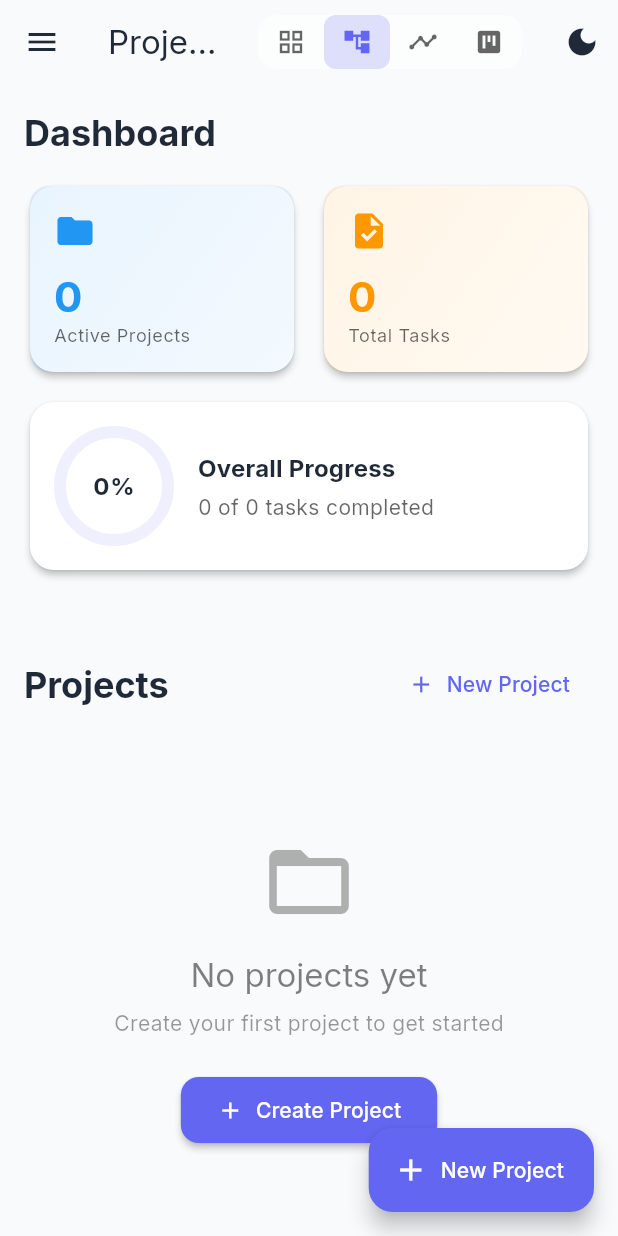
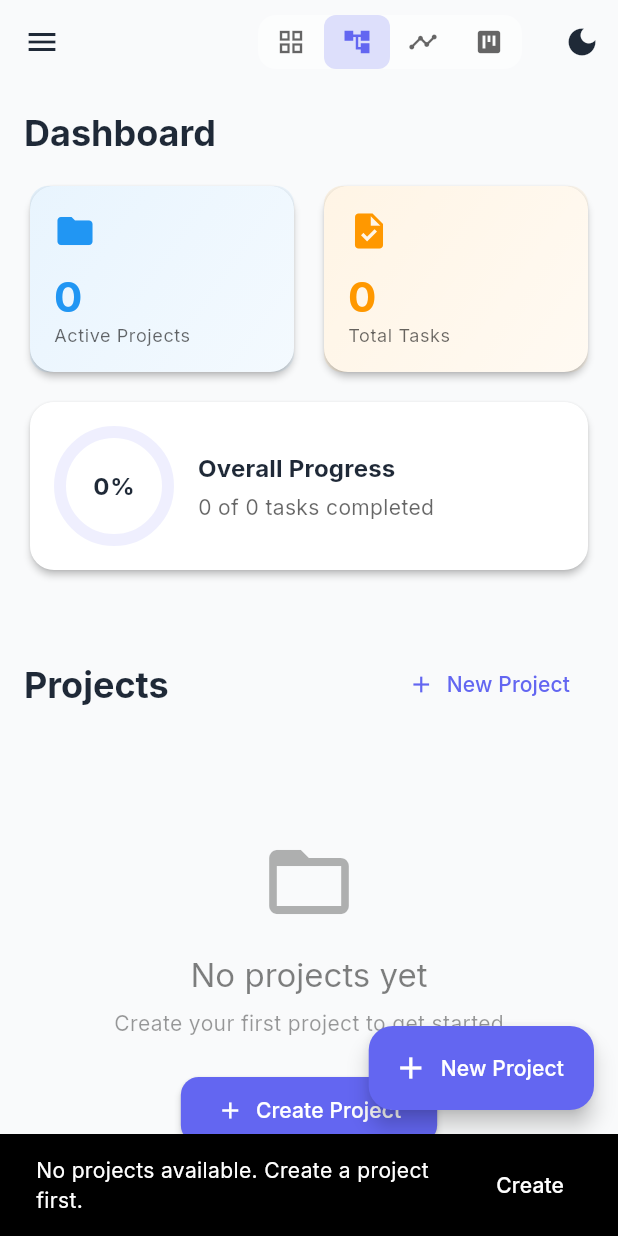
Before and after one commit to YoboZorle/countdown_dev, a Flutter app: the screen it shows after launch, after a tap on the "account tree" icon, on a phone screen of 412 x 824 dp. Run offline on Flutter 3.47's test engine with Material 3 defaults, Android fonts, the phone set to English and light mode, and no system bars; drawn by our look-alikes of flutter_animate, percent_indicator; our stand-ins replace google_fonts, shared_preferences, sqflite, timeline_tile; accounts and stored records are empty.

Commit message:
fixed tabs update

```diff
--- a/lib/screens/board_screen.dart
+++ b/lib/screens/board_screen.dart
@@ -1,11 +1,8 @@
 import 'package:flutter/material.dart';
-import 'package:flutter_animate/flutter_animate.dart';
 import 'package:provider/provider.dart';
-import 'package:drag_and_drop_lists/drag_and_drop_lists.dart';
 import '../providers/project_provider.dart';
 import '../models/project.dart';
 import '../models/task_node.dart';
-import '../widgets/board_column_widget.dart';
 import 'task_detail_screen.dart';
 
 class BoardScreen extends StatefulWidget {
--- a/lib/screens/home_screen.dart
+++ b/lib/screens/home_screen.dart
@@ -14,6 +14,7 @@ import 'create_project_screen.dart';
 import 'project_tree_screen.dart';
 import 'timeline_screen.dart';
 import 'board_screen.dart';
+import 'task_detail_screen.dart';
 
 class HomeScreen extends StatelessWidget {
   const HomeScreen({super.key});
@@ -28,7 +29,7 @@ class HomeScreen extends StatelessWidget {
     return Scaffold(
       drawer: const CustomDrawer(),
       appBar: AppBar(
-        title: const Text('Project Tree'),
+        // title: const Text('Project Tree'),
         centerTitle: false,
         actions: [
           // Improved View Toggle with Icon Buttons
@@ -184,14 +185,7 @@ class HomeScreen extends StatelessWidget {
                               project: project,
                               onTap: () {
                                 projectProvider.selectProject(project);
-                                Navigator.push(
-                                  context,
-                                  MaterialPageRoute(
-                                    builder: (_) => ProjectTreeScreen(
-                                      project: project,
-                                    ),
-                                  ),
-                                );
+                                _navigateToView(context, viewProvider.currentView, project);
                               },
                             ).animate()
                                 .fadeIn(delay: (50 * index).ms)
@@ -217,6 +211,38 @@ class HomeScreen extends StatelessWidget {
         label: const Text('New Project'),
       ).animate().scale(duration: 300.ms),
     );
+  }
+
+  void _navigateToView(BuildContext context, ViewType viewType, Project project) {
+    switch (viewType) {
+      case ViewType.tree:
+        Navigator.push(
+          context,
+          MaterialPageRoute(
+            builder: (_) => ProjectTreeScreen(project: project),
+          ),
+        );
+        break;
+      case ViewType.timeline:
+        Navigator.push(
+          context,
+          MaterialPageRoute(
+            builder: (_) => TimelineScreen(project: project),
+          ),
+        );
+        break;
+      case ViewType.board:
+        Navigator.push(
+          context,
+          MaterialPageRoute(
+            builder: (_) => BoardScreen(project: project),
+          ),
+        );
+        break;
+      case ViewType.grid:
+        // Already on grid view (home screen)
+        break;
+    }
   }
 
   Widget _buildDashboard(BuildContext context, ProjectProvider provider) {
@@ -376,44 +402,90 @@ class HomeScreen extends StatelessWidget {
       message: tooltip,
       child: InkWell(
         onTap: () {
+          // Always update the view type
           viewProvider.setView(viewType);
 
-          // Navigate to appropriate screen if a project is selected
-          if (projectProvider.selectedProject != null && viewType != ViewType.grid) {
-            switch (viewType) {
-              case ViewType.tree:
+          // Handle navigation based on view type
+          if (viewType == ViewType.grid) {
+            // Grid view is the home screen, no navigation needed
+            return;
+          }
+
+          // For other views, check if we have projects
+          if (projectProvider.projects.isEmpty) {
+            ScaffoldMessenger.of(context).showSnackBar(
+              SnackBar(
+                content: Text('No projects available. Create a project first.'),
+                action: SnackBarAction(
+                  label: 'Create',
+                  onPressed: () {
                     Navigator.push(
                       context,
                       MaterialPageRoute(
-                    builder: (_) => ProjectTreeScreen(
-                      project: projectProvider.selectedProject!,
+                        builder: (_) => const CreateProjectScreen(),
+                      ),
+                    );
+                  },
                 ),
               ),
             );
-                break;
-              case ViewType.timeline:
-                Navigator.push(
-                  context,
-                  MaterialPageRoute(
-                    builder: (_) => TimelineScreen(
-                      project: projectProvider.selectedProject!,
+            return;
+          }
+
+          // Select a project if none is selected
+          Project? projectToView = projectProvider.selectedProject;
+
+          if (projectToView == null) {
+            // If only one project exists, auto-select it
+            if (projectProvider.projects.length == 1) {
+              projectToView = projectProvider.projects.first;
+              projectProvider.selectProject(projectToView);
+            } else {
+              // Show dialog to select a project
+              showDialog(
+                context: context,
+                builder: (BuildContext dialogContext) {
+                  return AlertDialog(
+                    title: Text('Select a Project'),
+                    content: SizedBox(
+                      width: double.maxFinite,
+                      child: ListView.builder(
+                        shrinkWrap: true,
+                        itemCount: projectProvider.projects.length,
+                        itemBuilder: (context, index) {
+                          final project = projectProvider.projects[index];
+                          return ListTile(
+                            leading: Icon(
+                              Icons.folder,
+                              color: theme.colorScheme.primary,
+                            ),
+                            title: Text(project.name),
+                            subtitle: Text(project.description),
+                            onTap: () {
+                              Navigator.pop(dialogContext);
+                              projectProvider.selectProject(project);
+                              _navigateToSelectedView(context, viewType, project);
+                            },
+                          );
+                        },
                       ),
                     ),
+                    actions: [
+                      TextButton(
+                        onPressed: () => Navigator.pop(dialogContext),
+                        child: Text('Cancel'),
+                      ),
+                    ],
                   );
-                break;
-              case ViewType.board:
-                Navigator.push(
-                  context,
-                  MaterialPageRoute(
-                    builder: (_) => BoardScreen(
-                      project: projectProvider.selectedProject!,
-                    ),
-                  ),
+                },
               );
-                break;
-              default:
-                break;
+              return;
             }
+          }
+
+          // Navigate to the selected view with the project
+          if (projectToView != null) {
+            _navigateToSelectedView(context, viewType, projectToView);
           }
         },
         borderRadius: BorderRadius.circular(8),
@@ -435,6 +507,38 @@ class HomeScreen extends StatelessWidget {
         ),
       ),
     );
+  }
+
+  void _navigateToSelectedView(BuildContext context, ViewType viewType, Project project) {
+    switch (viewType) {
+      case ViewType.tree:
+        Navigator.push(
+          context,
+          MaterialPageRoute(
+            builder: (_) => ProjectTreeScreen(project: project),
+          ),
+        );
+        break;
+      case ViewType.timeline:
+        Navigator.push(
+          context,
+          MaterialPageRoute(
+            builder: (_) => TimelineScreen(project: project),
+          ),
+        );
+        break;
+      case ViewType.board:
+        Navigator.push(
+          context,
+          MaterialPageRoute(
+            builder: (_) => BoardScreen(project: project),
+          ),
+        );
+        break;
+      case ViewType.grid:
+        // Already on grid view
+        break;
+    }
   }
 
   Widget _buildStatCard(
```
Lines whose indentation alone changed are shown as unchanged.
